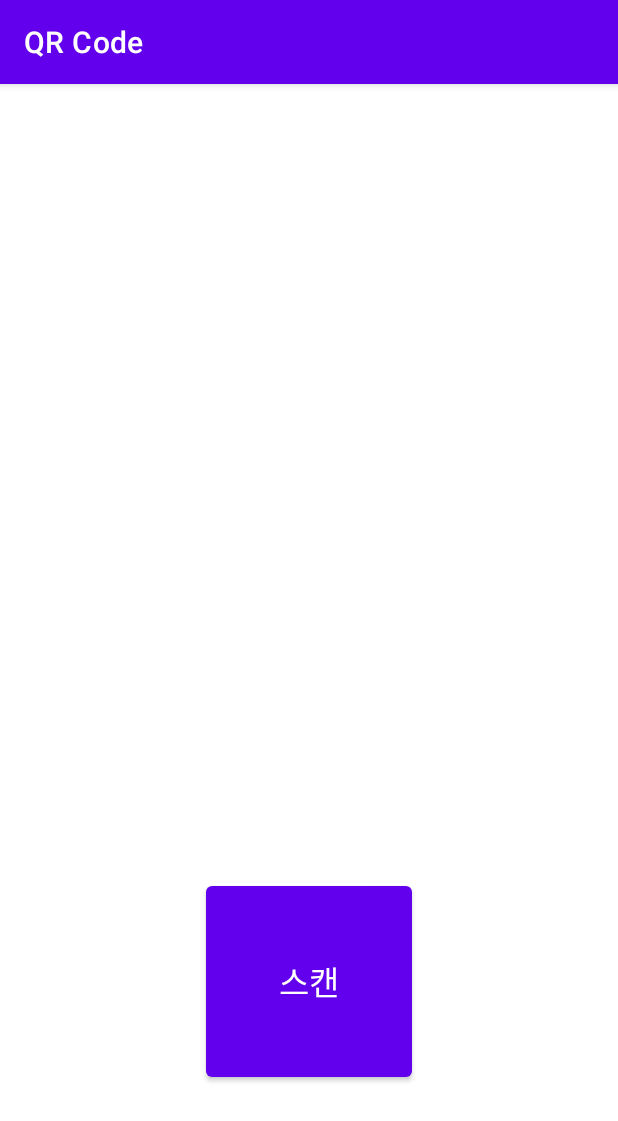
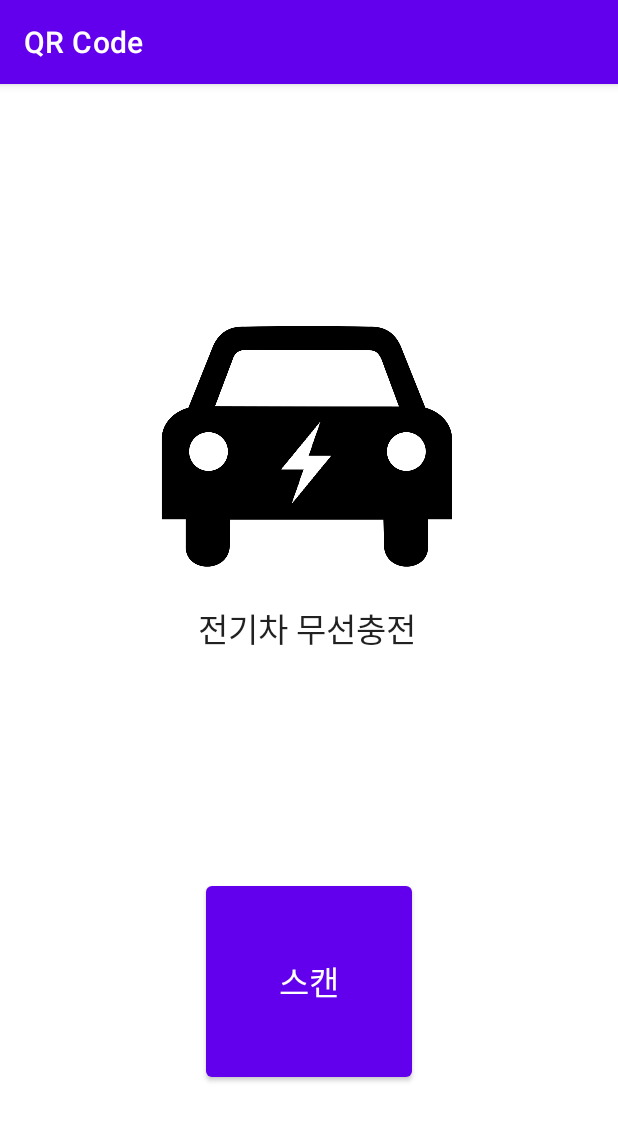
Before and after one commit to SweetWeeds/ICE3037_Project, an Android app: the screen it shows after launch (MainActivity), on a phone screen of 412 x 824 dp. Shown: the top 1121 px of the screen. Run offline under Robolectric (Android 15) with nearby library versions, the phone set to English and light mode, and no system bars.

Commit message:
Application Complete

```diff
--- a/Application/QRCode/app/src/main/AndroidManifest.xml
+++ b/Application/QRCode/app/src/main/AndroidManifest.xml
@@ -27,5 +27,5 @@
             android:screenOrientation="fullSensor"
             tools:replace="screenOrientation" />
     </application>
-
+    <uses-permission android:name="android.permission.INTERNET" />
 </manifest>
--- a/Application/QRCode/app/src/main/java/com/hankyul/qrcode/MainActivity.java
+++ b/Application/QRCode/app/src/main/java/com/hankyul/qrcode/MainActivity.java
@@ -5,9 +5,6 @@ import androidx.appcompat.app.AppCompatActivity;
 import android.os.Bundle;
 import android.view.View;
 import android.widget.Button;
-
-import com.google.zxing.integration.android.IntentIntegrator;
-import com.google.zxing.integration.android.IntentResult;
 
 public class MainActivity extends AppCompatActivity {
     private Button btn_scanQR;
@@ -17,7 +14,7 @@ public class MainActivity extends AppCompatActivity {
         super.onCreate(savedInstanceState);
         setContentView(R.layout.activity_main);
 
-        btn_scanQR = (Button) findViewById(R.id.scanQR);
+        btn_scanQR = (Button) this.findViewById(R.id.btn_scanQR);
 
         btn_scanQR.setOnClickListener(new View.OnClickListener() {
             public void onClick(View v) {
--- a/Application/QRCode/app/src/main/res/layout/activity_main.xml
+++ b/Application/QRCode/app/src/main/res/layout/activity_main.xml
@@ -7,7 +7,7 @@
     tools:context=".MainActivity">
 
     <Button
-        android:id="@+id/scanQR"
+        android:id="@+id/btn_scanQR"
         android:layout_width="137dp"
         android:layout_height="139dp"
         android:layout_marginStart="137dp"
@@ -16,4 +16,26 @@
         android:textAppearance="@style/TextAppearance.AppCompat.Large"
         app:layout_constraintBottom_toBottomOf="parent"
         app:layout_constraintStart_toStartOf="parent" />
+
+    <TextView
+        android:id="@+id/text_Title"
+        android:layout_width="wrap_content"
+        android:layout_height="wrap_content"
+        android:layout_marginStart="132dp"
+        android:layout_marginBottom="149dp"
+        android:text="전기차 무선충전"
+        android:textAppearance="@style/TextAppearance.AppCompat.Large"
+        app:layout_constraintBottom_toTopOf="@+id/btn_scanQR"
+        app:layout_constraintStart_toStartOf="parent" />
+
+    <ImageView
+        android:id="@+id/imageView2"
+        android:layout_width="209dp"
+        android:layout_height="358dp"
+        android:layout_marginStart="100dp"
+        android:layout_marginBottom="108dp"
+        app:layout_constraintBottom_toTopOf="@+id/btn_scanQR"
+        app:layout_constraintStart_toStartOf="parent"
+        app:srcCompat="@drawable/electric_car_icon" />
+
 </androidx.constraintlayout.widget.ConstraintLayout>
--- a/Application/QRCode/build.gradle
+++ b/Application/QRCode/build.gradle
@@ -6,12 +6,14 @@ buildscript {
     }
     dependencies {
         classpath "com.android.tools.build:gradle:7.0.2"
+        classpath 'com.google.gms:google-services:4.3.10'
 
         // NOTE: Do not place your application dependencies here; they belong
         // in the individual module build.gradle files
     }
 }
 
+
 task clean(type: Delete) {
     delete rootProject.buildDir
 }
```
Also changed, not shown: Application/QRCode/app/build.gradle (+13 -1 lines), Application/QRCode/app/src/main/java/com/hankyul/qrcode/ScanQR.java (+27 -2 lines), Application/QRCode/app/src/main/res/drawable/electric_car_icon.png (added), 4 other files.
